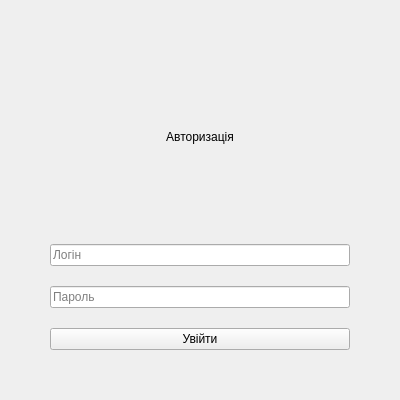
Before: the Qt Designer form loginwindow.ui in FL0PP1K/MyQTProject, drawn with Qt 5.
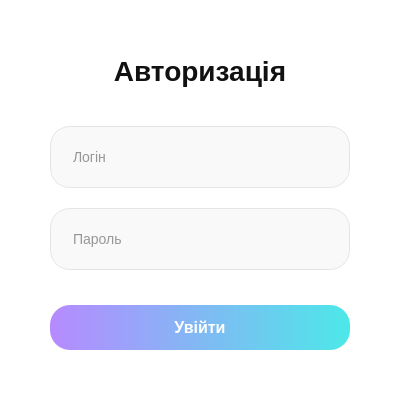
After: the same form once the commit is applied. Icons and pictures are not drawn.

Patch:
```diff
--- a/loginwindow.ui
+++ b/loginwindow.ui
@@ -20,7 +20,65 @@
    <string>Form</string>
   </property>
   <property name="styleSheet">
-   <string notr="true"/>
+   <string notr="true">/* Фон усього вікна */
+#LoginWindow {
+    background-color: #FFFFFF; 
+}
+
+/* Заголовок &quot;Авторизація&quot; */
+QLabel {
+    color: #111111;             
+    font-family: &quot;Segoe UI&quot;, sans-serif; 
+    font-size: 28px;          
+    font-weight: bold;           
+    background: transparent;       
+    margin-bottom: 15px;     
+}
+
+/* Поля введення (Логін/Пароль) */
+QLineEdit {
+    background-color: #F9F9F9;   
+    border: 1px solid #E5E5E5;  
+    border-radius: 20px;        
+    padding: 10px 20px;
+    color: #333333;          
+    font-size: 14px;
+    min-height: 40px;
+}
+/* Колір підказки (Placeholder) */
+QLineEdit::placeholder { 
+    color: #AAAAAA; 
+}
+
+/* Коли натискаєш на поле (Focus) */
+QLineEdit:focus {
+    background-color: #FFFFFF;
+    border: 1px solid #B68AFF;   
+}
+
+QPushButton {
+    background: qlineargradient(x1:0, y1:0, x2:1, y2:0, stop:0 #B68AFF, stop:1 #4CE8E8);
+    color: #FFFFFF;
+    border-radius: 20px;
+    font-weight: bold;
+    font-size: 16px;
+    min-height: 45px;
+    margin-top: 15px;
+    border: none;
+}
+
+QPushButton:hover {
+    background: qlineargradient(x1:0, y1:0, x2:1, y2:0, stop:0 #A675FF, stop:1 #3BD6D6);
+}
+
+QPushButton:focus {
+    outline: none;
+}
+
+QMessageBox{
+	background-color:white;
+}
+</string>
   </property>
   <layout class="QVBoxLayout" name="verticalLayout">
    <property name="spacing">
```
Left out of the diff: 5 changed lines with no effect on the pictures.
